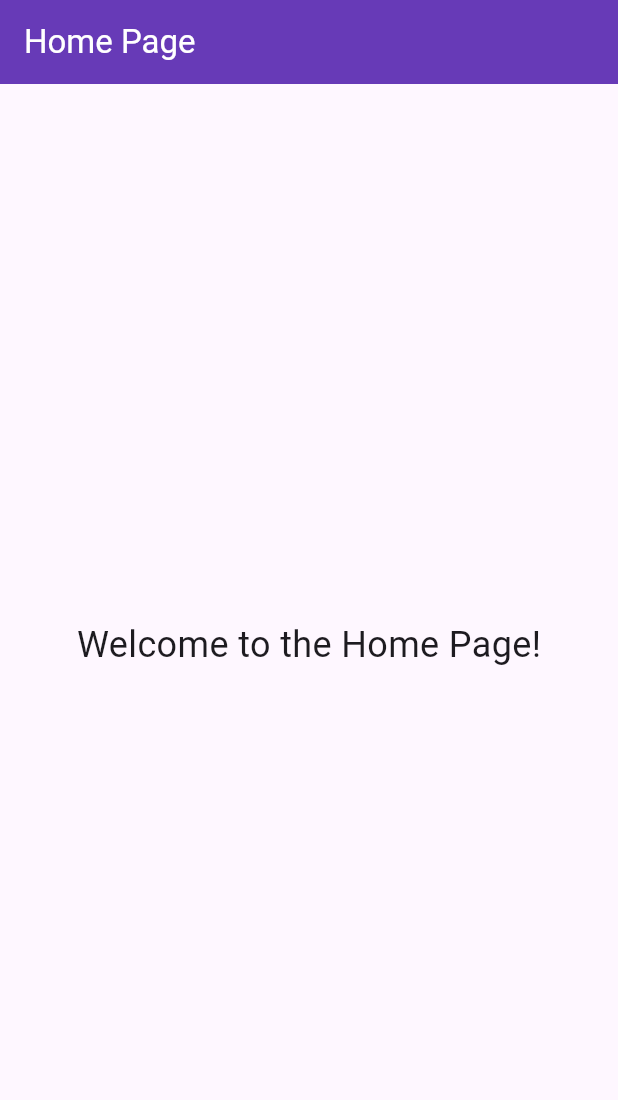
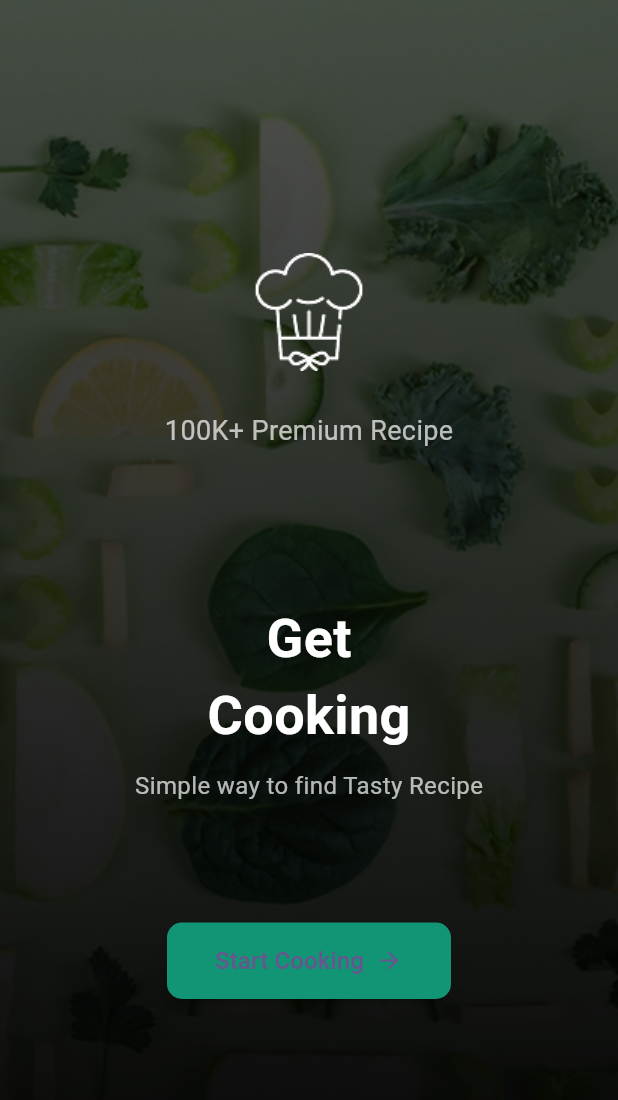
Before and after one commit to AHOUEYARuth/recipes_app, a Flutter app: the screen it shows after launch, on a phone screen of 412 x 824 dp. Shown: the top 1100 px of the screen. Run offline on Flutter 3.47's test engine with Material 3 defaults, Android fonts, the phone set to English and light mode, and no system bars.

Commit message:
feat Splash

```diff
--- a/lib/main.dart
+++ b/lib/main.dart
@@ -1,5 +1,7 @@
 import 'package:flutter/material.dart';
-import 'package:recipes_app/home.dart';
+//import 'package:recipes_app/home.dart';
+import 'package:recipes_app/splash.dart';
+//import 'package:recipes_app/views/search.dart';
 
 void main() {
   runApp(const MyApp());
@@ -18,7 +20,10 @@ class MyApp extends StatelessWidget {
 
         colorScheme: ColorScheme.fromSeed(seedColor: Colors.deepPurple),
       ),
-      home: Home(),
+      //home: Home(),
+      home: Splash(),
+      //home: Search(),
+
     );
   }
 }
--- /dev/null
+++ b/lib/splash.dart
@@ -0,0 +1,87 @@
+import 'package:flutter/material.dart';
+import 'package:recipes_app/home.dart';
+
+class Splash extends StatelessWidget {
+  const Splash({super.key});
+
+  @override
+  Widget build(BuildContext context) {
+    return Scaffold(
+      body: Stack(
+        fit: StackFit.expand,
+        children: [
+          Image.asset('assets/images/Rectangle.png', fit: BoxFit.cover),
+          Container(
+            color: Colors.black.withAlpha((0.4 * 255).toInt()),
+            //color: Colors.black.withValues(alpha: (0.4 * 255).round()),
+          ),
+          SafeArea(
+            child: Padding(
+              padding: const EdgeInsets.symmetric(horizontal: 24.0),
+              child: Column(
+                mainAxisAlignment: MainAxisAlignment.center,
+                children: [
+                  Image.asset('assets/images/glace.png', height: 100),
+                  SizedBox(height: 16),
+                  Text(
+                    '100K+ Premium Recipe',
+                    style: TextStyle(color: Colors.white70, fontSize: 18),
+                  ),
+                  SizedBox(height: 100),
+                  Text(
+                    'Get',
+                    style: TextStyle(
+                      color: Colors.white,
+                      fontSize: 36,
+                      fontWeight: FontWeight.bold,
+                    ),
+                  ),
+                  Text(
+                    'Cooking',
+                    style: TextStyle(
+                      color: Colors.white,
+                      fontSize: 36,
+                      fontWeight: FontWeight.bold,
+                    ),
+                  ),
+                  SizedBox(height: 10),
+                  Text(
+                    'Simple way to find Tasty Recipe',
+                    style: TextStyle(color: Colors.white70, fontSize: 16),
+                  ),
+                  SizedBox(height: 80),
+                  ElevatedButton(
+                    onPressed: () {
+                      Navigator.pushReplacement(
+                        context,
+                        MaterialPageRoute(builder: (_) => Home()),
+                      );
+                    },
+                    style: ElevatedButton.styleFrom(
+                      backgroundColor: Color(0xFF129575),
+                      padding: EdgeInsets.symmetric(
+                        horizontal: 32,
+                        vertical: 14,
+                      ),
+                      shape: RoundedRectangleBorder(
+                        borderRadius: BorderRadius.circular(10),
+                      ),
+                    ),
+                    child: Row(
+                      mainAxisSize: MainAxisSize.min,
+                      children: [
+                        Text('Start Cooking', style: TextStyle(fontSize: 16)),
+                        SizedBox(width: 8),
+                        Icon(Icons.arrow_forward),
+                      ],
+                    ),
+                  ),
+                ],
+              ),
+            ),
+          ),
+        ],
+      ),
+    );
+  }
+}
```
Also changed, not shown: assets/images/Rectangle.png (added), assets/images/glace.png (added), lib/views/search.dart (added).
